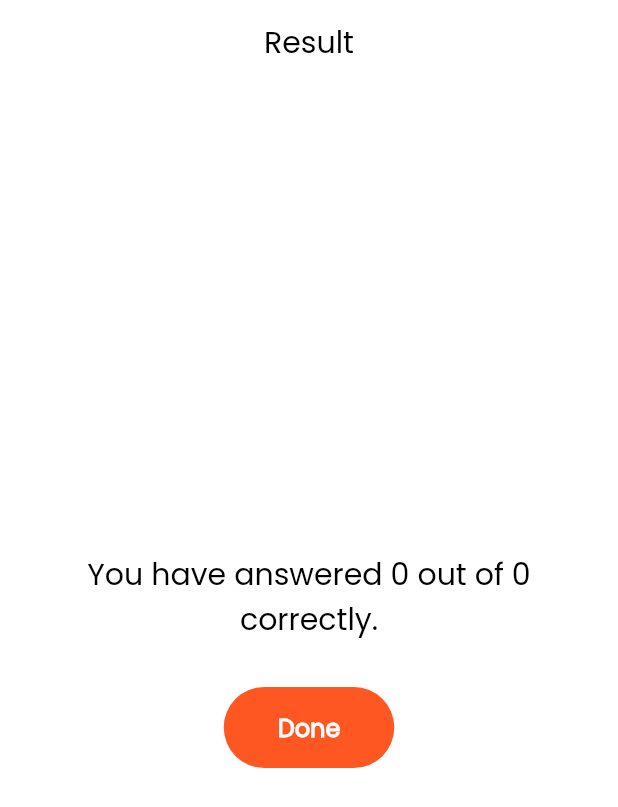
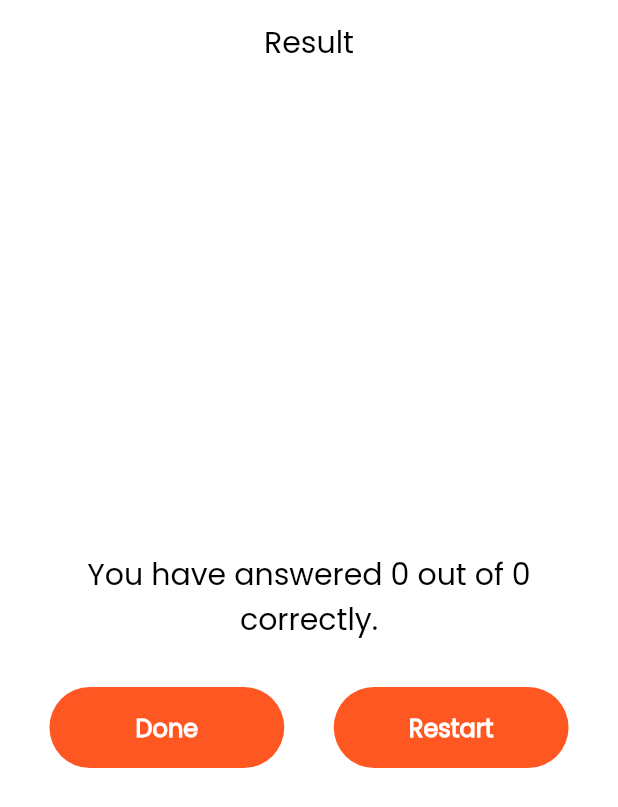
Before and after one commit to kenil333/futureama_task, a Flutter app: the QuizResultScreen screen opened directly with empty values, on a phone screen of 412 x 824 dp. Shown: the top 807 px of the screen. Run offline on Flutter 3.47's test engine with Material 2 defaults, Android fonts, the phone set to English and light mode, and no system bars; our stand-ins replace connectivity_plus, flutter_switch, flutter_tts, fluttertoast, shared_preferences, shimmer; missing offline and left inert: context_holder; accounts and stored records are empty; network calls fail; statements that could not run were skipped.

```diff
--- a/lib/main.dart
+++ b/lib/main.dart
@@ -1,3 +1,4 @@
+import 'package:context_holder/context_holder.dart';
 import 'package:flutter/material.dart';
 import 'package:flutter/services.dart';
 import 'package:provider/provider.dart';
@@ -29,7 +30,8 @@ class MyApp extends StatelessWidget {
         ChangeNotifierProvider(create: (_) => QuizProvider()),
       ],
       child: MaterialApp(
-        title: 'Futureama',
+        title: 'Quiztask',
+        navigatorKey: ContextHolder.key,
         debugShowCheckedModeBanner: false,
         theme: ThemeData(
           primarySwatch: Colors.deepOrange,
--- a/lib/presentation/screens/quiz_result_screen.dart
+++ b/lib/presentation/screens/quiz_result_screen.dart
@@ -1,8 +1,10 @@
 import 'package:flutter/material.dart';
 
 import '../../utils/app_constant.dart';
+import '../../utils/app_method.dart';
 import '../../utils/app_text.dart';
 import '../widgets/custom_btn.dart';
+import 'quiz_screen.dart';
 
 class QuizResultScreen extends StatelessWidget {
   final int correct;
@@ -46,16 +48,28 @@ class QuizResultScreen extends StatelessWidget {
             const SizedBox(height: 30),
             Row(
               children: [
-                Expanded(child: Container()),
-                CustomBtn(
-                  size: size,
-                  title: AppText.done,
-                  onTap: () {
-                    Navigator.of(context).pop();
-                  },
-                  horizontalPadding: 20,
+                SizedBox(width: size.width * 0.08),
+                Expanded(
+                  child: CustomBtn(
+                    size: size,
+                    title: AppText.done,
+                    onTap: () {
+                      Navigator.of(context).pop();
+                    },
+                  ),
                 ),
-                Expanded(child: Container()),
+                SizedBox(width: size.width * 0.08),
+                Expanded(
+                  child: CustomBtn(
+                    size: size,
+                    title: AppText.restart,
+                    onTap: () {
+                      AppMethod.pushReplacementRoute(
+                          context, const QuizScreen());
+                    },
+                  ),
+                ),
+                SizedBox(width: size.width * 0.08),
               ],
             ),
           ],
--- a/lib/presentation/screens/splash_screen.dart
+++ b/lib/presentation/screens/splash_screen.dart
@@ -15,7 +15,7 @@ class SplashScreen extends StatefulWidget {
 class _SplashScreenState extends State<SplashScreen> {
   @override
   void initState() {
-    Future.delayed(const Duration(seconds: 1)).then((value) async {
+    Future.delayed(const Duration(seconds: 2)).then((value) async {
       final InfoProvider infoProvider =
           Provider.of<InfoProvider>(context, listen: false);
       await infoProvider.fetchingInfo(context);
--- a/lib/utils/app_image.dart
+++ b/lib/utils/app_image.dart
@@ -2,4 +2,5 @@ class AppImage {
   static const String appLogo = "assets/images/app_logo.png";
   static const String characters = "assets/images/characters.png";
   static const String quiz = "assets/images/quiz.png";
+  static const String noInternet = "assets/images/nointernet.gif";
 }
--- a/lib/utils/app_method.dart
+++ b/lib/utils/app_method.dart
@@ -24,4 +24,21 @@ class AppMethod {
           builder: (_) => screen,
         ),
       );
+
+  static void pushAndRemoveAllRoute(
+    BuildContext context,
+    Widget screen, {
+    String? routeName,
+    String? untilRoute,
+    bool first = false,
+  }) =>
+      Navigator.of(context).pushAndRemoveUntil(
+        MaterialPageRoute(
+          settings: routeName != null ? RouteSettings(name: routeName) : null,
+          builder: (_) => screen,
+        ),
+        untilRoute != null
+            ? ModalRoute.withName(untilRoute)
+            : (route) => first ? route.isFirst : false,
+      );
 }
--- a/lib/utils/app_text.dart
+++ b/lib/utils/app_text.dart
@@ -20,4 +20,7 @@ class AppText {
   static const String next = "Next";
   static const String result = "Result";
   static const String done = "Done";
+  static const String restart = "Restart";
+  static const String checkInternet = "Please check your internet connection!";
+  static const String exit = "Exit";
 }
--- a/pubspec.yaml
+++ b/pubspec.yaml
@@ -19,6 +19,9 @@ dependencies:
   flutter_switch: ^0.3.2
   shared_preferences: ^2.1.0
   shimmer: ^2.0.0
+  flutter_tts: ^3.6.3
+  connectivity_plus: ^3.0.5
+  context_holder: ^0.0.5
 
 
 dev_dependencies:
```
Also changed, not shown: lib/domain/repository/api_repository.dart (+61 -6 lines), lib/presentation/providers/character_provider.dart (+8 -0 lines), lib/presentation/screens/character_detail_screen.dart (+21 -0 lines), lib/presentation/screens/no_internet_screen.dart (added, +91 -0 lines), assets/images/app_logo.png, assets/images/nointernet.gif (added), 5 other files.
